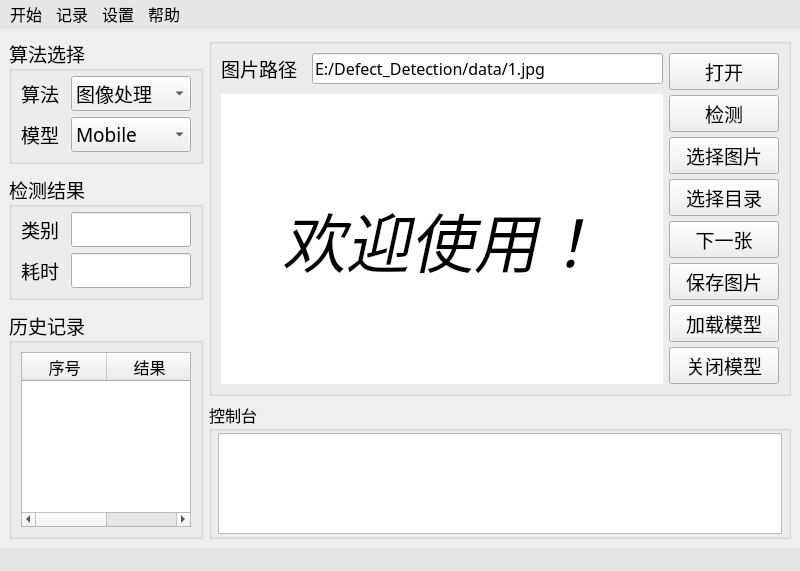
First picture: the form in qt/ui_detection.ui, repository wang-jiankun/Defect-Detection, before the edit.
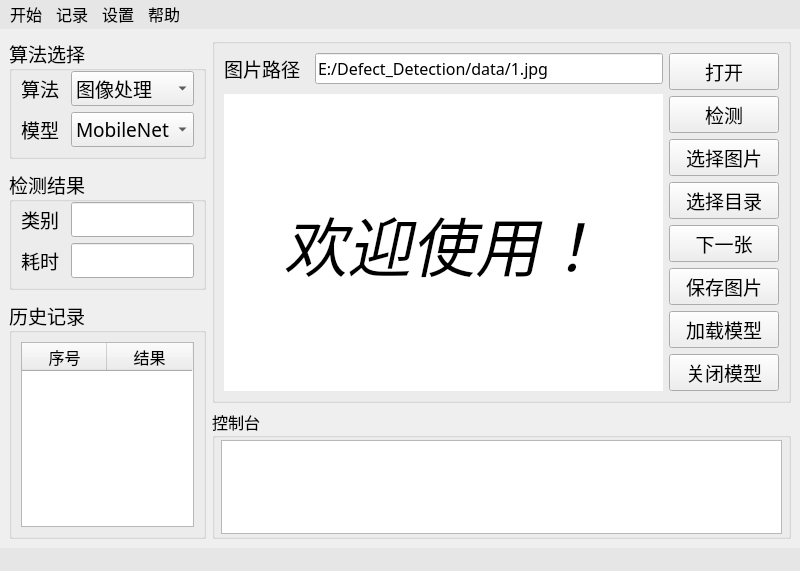
Second picture: the form after the edit. Icons and pictures are not drawn.

```diff
--- a/qt/ui_detection.ui
+++ b/qt/ui_detection.ui
@@ -67,7 +67,7 @@
         </property>
         <layout class="QVBoxLayout" name="verticalLayout_7">
          <property name="topMargin">
-          <number>5</number>
+          <number>0</number>
          </property>
          <item>
           <layout class="QVBoxLayout" name="verticalLayout_5">
@@ -169,7 +169,7 @@
                </property>
                <item>
                 <property name="text">
-                 <string>Mobile</string>
+                 <string>MobileNet</string>
                 </property>
                </item>
                <item>
@@ -208,7 +208,7 @@
         </property>
         <layout class="QVBoxLayout" name="verticalLayout_8">
          <property name="topMargin">
-          <number>5</number>
+          <number>0</number>
          </property>
          <item>
           <layout class="QVBoxLayout" name="verticalLayout_4">
@@ -381,7 +381,7 @@
      </layout>
     </item>
     <item>
-     <layout class="QVBoxLayout" name="verticalLayout_3" stretch="5,2">
+     <layout class="QVBoxLayout" name="verticalLayout_3" stretch="7,3">
       <item>
        <widget class="QGroupBox" name="groupBox">
         <property name="title">
@@ -497,9 +497,6 @@
          </item>
          <item>
           <layout class="QVBoxLayout" name="verticalLayout">
-           <property name="spacing">
-            <number>5</number>
-           </property>
            <item>
             <widget class="QPushButton" name="pb_open_file">
              <property name="enabled">
```
Left out of the diff: 2 changed lines with no effect on the pictures.
